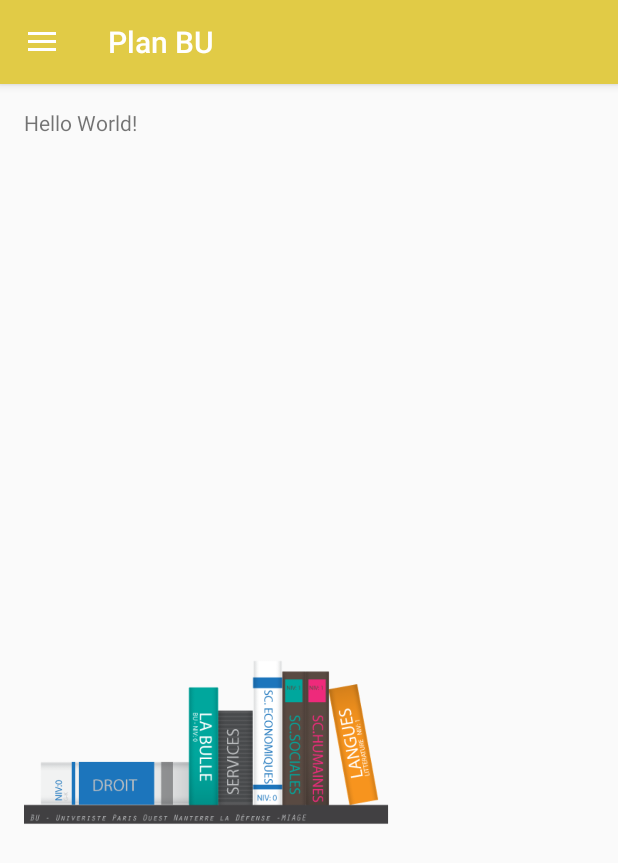
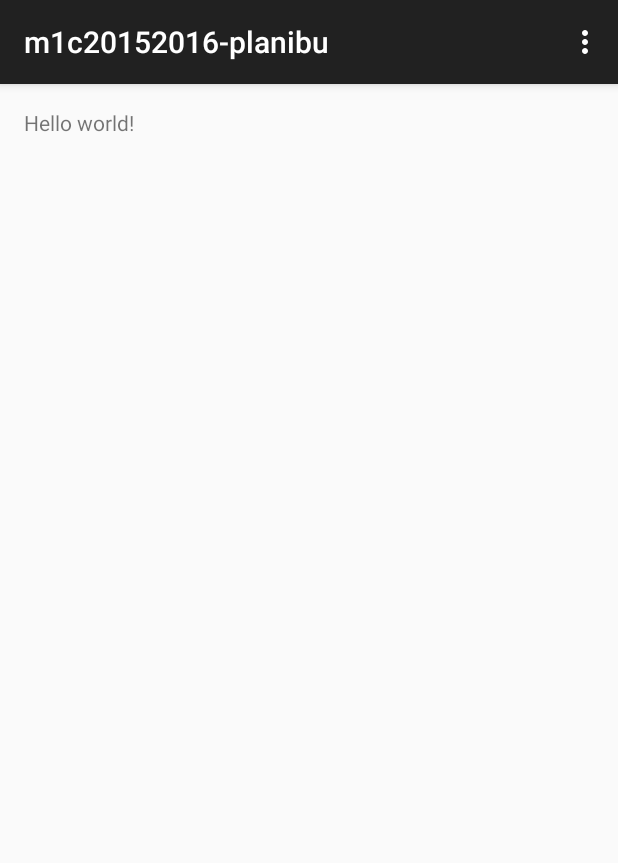
Before and after one commit to Miage-Paris-Ouest/m1c20152016-planibu, an Android app: the screen it shows after launch (MainActivity), on a phone screen of 412 x 824 dp. Shown: the top 863 px of the screen. Run offline under Robolectric (Android 15) with nearby library versions, the light colour scheme and no system bars.

Commit message:
remettre l ancien src

```diff
--- /dev/null
+++ b/app/src/main/java/com/example/leys/m1c20152016_planibu/MainActivity.java
@@ -0,0 +1,37 @@
+package com.example.leys.m1c20152016_planibu;
+
+import android.support.v7.app.AppCompatActivity;
+import android.os.Bundle;
+import android.view.Menu;
+import android.view.MenuItem;
+
+public class MainActivity extends AppCompatActivity {
+
+    @Override
+    protected void onCreate(Bundle savedInstanceState) {
+        super.onCreate(savedInstanceState);
+        setContentView(R.layout.activity_main);
+    }
+
+    @Override
+    public boolean onCreateOptionsMenu(Menu menu) {
+        // Inflate the menu; this adds items to the action bar if it is present.
+        getMenuInflater().inflate(R.menu.menu_main, menu);
+        return true;
+    }
+
+    @Override
+    public boolean onOptionsItemSelected(MenuItem item) {
+        // Handle action bar item clicks here. The action bar will
+        // automatically handle clicks on the Home/Up button, so long
+        // as you specify a parent activity in AndroidManifest.xml.
+        int id = item.getItemId();
+
+        //noinspection SimplifiableIfStatement
+        if (id == R.id.action_settings) {
+            return true;
+        }
+
+        return super.onOptionsItemSelected(item);
+    }
+}
--- a/app/src/main/res/layout/activity_main.xml
+++ b/app/src/main/res/layout/activity_main.xml
@@ -1,25 +1,11 @@
-<?xml version="1.0" encoding="utf-8"?>
-<android.support.v4.widget.DrawerLayout xmlns:android="http://schemas.android.com/apk/res/android"
-    xmlns:app="http://schemas.android.com/apk/res-auto"
-    xmlns:tools="http://schemas.android.com/tools"
-    android:id="@+id/drawer_layout"
-    android:layout_width="match_parent"
-    android:layout_height="match_parent"
-    android:fitsSystemWindows="true"
-    tools:openDrawer="start">
+<RelativeLayout xmlns:android="http://schemas.android.com/apk/res/android"
+    xmlns:tools="http://schemas.android.com/tools" android:layout_width="match_parent"
+    android:layout_height="match_parent" android:paddingLeft="@dimen/activity_horizontal_margin"
+    android:paddingRight="@dimen/activity_horizontal_margin"
+    android:paddingTop="@dimen/activity_vertical_margin"
+    android:paddingBottom="@dimen/activity_vertical_margin" tools:context=".MainActivity">
 
-    <include
-        layout="@layout/app_bar_main"
-        android:layout_width="match_parent"
-        android:layout_height="match_parent" />
+    <TextView android:text="@string/hello_world" android:layout_width="wrap_content"
+        android:layout_height="wrap_content" />
 
-    <android.support.design.widget.NavigationView
-        android:id="@+id/nav_view"
-        android:layout_width="wrap_content"
-        android:layout_height="match_parent"
-        android:layout_gravity="start"
-        android:fitsSystemWindows="false"
-        app:headerLayout="@layout/nav_header_main"
-        app:menu="@menu/activity_main_drawer" />
-
-</android.support.v4.widget.DrawerLayout>
+</RelativeLayout>
--- /dev/null
+++ b/app/src/main/res/menu/menu_main.xml
@@ -0,0 +1,6 @@
+<menu xmlns:android="http://schemas.android.com/apk/res/android"
+    xmlns:app="http://schemas.android.com/apk/res-auto"
+    xmlns:tools="http://schemas.android.com/tools" tools:context=".MainActivity">
+    <item android:id="@+id/action_settings" android:title="@string/action_settings"
+        android:orderInCategory="100" app:showAsAction="never" />
+</menu>
--- a/app/src/main/res/values/dimens.xml
+++ b/app/src/main/res/values/dimens.xml
@@ -1,9 +1,5 @@
 <resources>
-    <!-- Default screen margins, per the Android Design guidelines. -->
-    <dimen name="nav_header_vertical_spacing">16dp</dimen>
-    <dimen name="nav_header_height">160dp</dimen>
     <!-- Default screen margins, per the Android Design guidelines. -->
     <dimen name="activity_horizontal_margin">16dp</dimen>
     <dimen name="activity_vertical_margin">16dp</dimen>
-    <dimen name="fab_margin">16dp</dimen>
 </resources>
--- a/app/src/main/res/values/strings.xml
+++ b/app/src/main/res/values/strings.xml
@@ -1,17 +1,6 @@
 <resources>
-    <string name="app_name">PlanBUperso</string>
+    <string name="app_name">m1c20152016-planibu</string>
 
-    <string name="navigation_drawer_open">Open navigation drawer</string>
-    <string name="navigation_drawer_close">Close navigation drawer</string>
-
+    <string name="hello_world">Hello world!</string>
     <string name="action_settings">Settings</string>
-
-
-    <string-array name="nomDisciplines">
-        <item>Droit</item>
-        <item>Sciences Humaines</item>
-        <item>Economie</item>
-    </string-array>
-
-
 </resources>
--- a/app/src/main/res/values/styles.xml
+++ b/app/src/main/res/values/styles.xml
@@ -3,18 +3,6 @@
     <!-- Base application theme. -->
     <style name="AppTheme" parent="Theme.AppCompat.Light.DarkActionBar">
         <!-- Customize your theme here. -->
-        <item name="colorPrimary">@color/colorPrimary</item>
-        <item name="colorPrimaryDark">@color/colorPrimaryDark</item>
-        <item name="colorAccent">@color/colorAccent</item>
     </style>
 
-    <style name="AppTheme.NoActionBar">
-        <item name="windowActionBar">false</item>
-        <item name="windowNoTitle">true</item>
-    </style>
-
-    <style name="AppTheme.AppBarOverlay" parent="ThemeOverlay.AppCompat.Dark.ActionBar" />
-
-    <style name="AppTheme.PopupOverlay" parent="ThemeOverlay.AppCompat.Light" />
-
 </resources>
```
Also changed, not shown: app/src/main/AndroidManifest.xml (+4 -9 lines), 1 other file.
